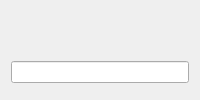
Qt form src/DialogPromptString.ui (eteran/nedit-ng) before a commit.
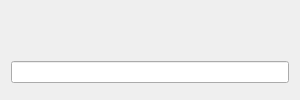
The same form after that commit.

Commit message: making the dialogs consistent with each other

Patch:
```diff
--- a/src/DialogPromptString.ui
+++ b/src/DialogPromptString.ui
@@ -6,13 +6,13 @@
    <rect>
     <x>0</x>
     <y>0</y>
-    <width>200</width>
+    <width>300</width>
     <height>100</height>
    </rect>
   </property>
   <property name="minimumSize">
    <size>
-    <width>200</width>
+    <width>300</width>
     <height>0</height>
    </size>
   </property>
```
Left out of the diff: 2 changed lines with no effect on the pictures. The commit also changes 5 other files.
